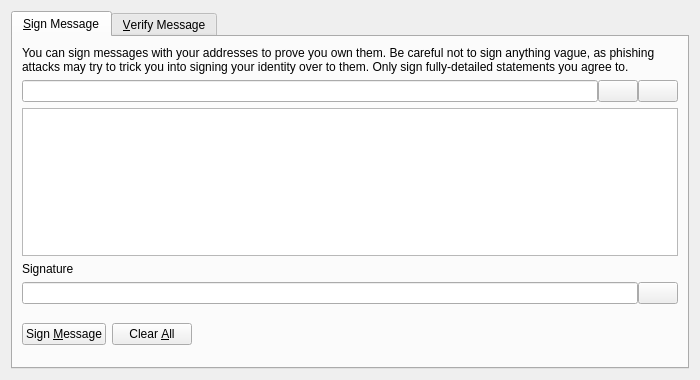
adcoin-project/AdCoin-old, file src/qt/forms/signverifymessagedialog.ui: the form before one commit.
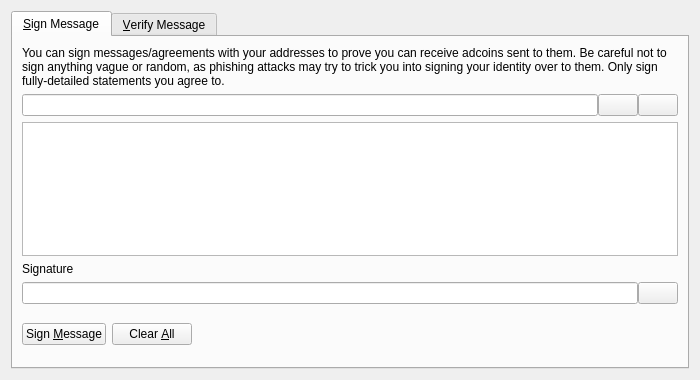
The form after the commit. Icons and pictures are not drawn. Custom widgets are drawn as their Qt base class.

The edit to the form file:
```diff
--- a/src/qt/forms/signverifymessagedialog.ui
+++ b/src/qt/forms/signverifymessagedialog.ui
@@ -30,7 +30,7 @@
        <item>
         <widget class="QLabel" name="infoLabel_SM">
          <property name="text">
-          <string>You can sign messages with your addresses to prove you own them. Be careful not to sign anything vague, as phishing attacks may try to trick you into signing your identity over to them. Only sign fully-detailed statements you agree to.</string>
+          <string>You can sign messages/agreements with your addresses to prove you can receive adcoins sent to them. Be careful not to sign anything vague or random, as phishing attacks may try to trick you into signing your identity over to them. Only sign fully-detailed statements you agree to.</string>
          </property>
          <property name="textFormat">
           <enum>Qt::PlainText</enum>
```
Left out of the diff: 16 changed lines with no effect on the pictures.
